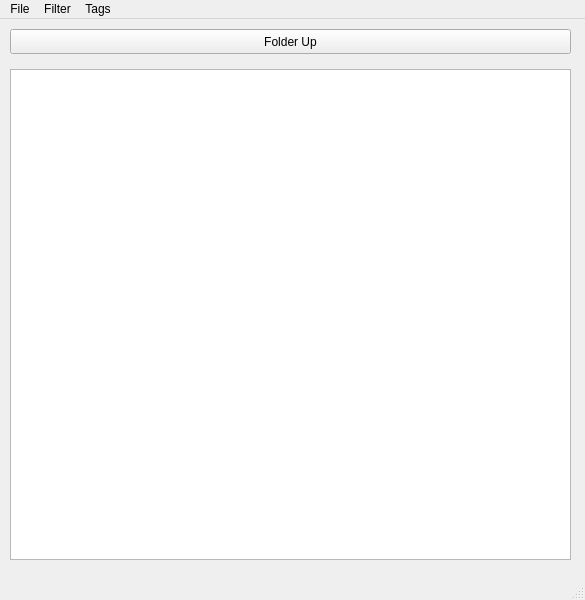
The window that ui/main-window.ui (geromt/ColorTagsFileExplorer) describes before a commit, drawn with Qt 5.
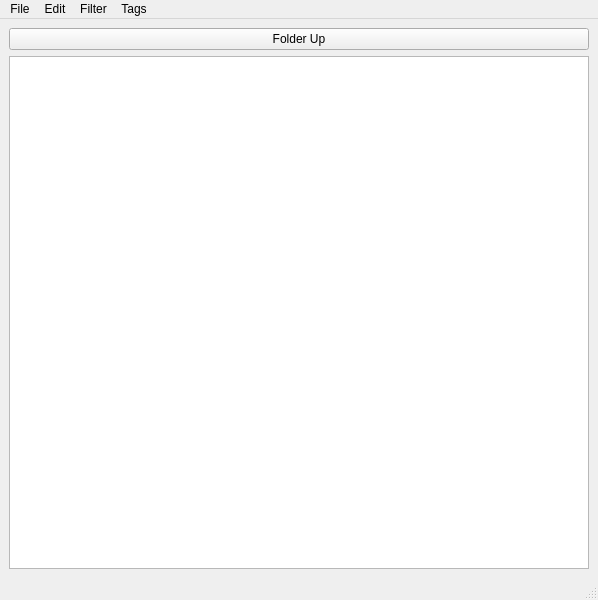
The same window after the commit. Icons and pictures are not drawn.

Commit message: feat: Connects prueba_wx.py with the code generated by main_window_ui

```diff
--- a/ui/main-window.ui
+++ b/ui/main-window.ui
@@ -6,7 +6,7 @@
    <rect>
     <x>0</x>
     <y>0</y>
-    <width>585</width>
+    <width>598</width>
     <height>600</height>
    </rect>
   </property>
@@ -14,42 +14,39 @@
    <string>MainWindow</string>
   </property>
   <widget class="QWidget" name="centralwidget">
-   <widget class="QPushButton" name="folderUpButton">
-    <property name="geometry">
-     <rect>
-      <x>10</x>
-      <y>10</y>
-      <width>561</width>
-      <height>25</height>
-     </rect>
-    </property>
-    <property name="text">
-     <string>Folder Up</string>
-    </property>
-    <property name="icon">
-     <iconset theme="go-up"/>
-    </property>
-    <property name="shortcut">
-     <string>PgUp</string>
-    </property>
-   </widget>
-   <widget class="QListView" name="listView">
-    <property name="geometry">
-     <rect>
-      <x>10</x>
-      <y>50</y>
-      <width>561</width>
-      <height>491</height>
-     </rect>
-    </property>
-   </widget>
+   <layout class="QGridLayout" name="gridLayout">
+    <item row="0" column="0">
+     <widget class="QPushButton" name="folderUpButton">
+      <property name="text">
+       <string>Folder Up</string>
+      </property>
+      <property name="icon">
+       <iconset theme="go-up">
+        <normaloff>.</normaloff>.</iconset>
+      </property>
+      <property name="shortcut">
+       <string>PgUp</string>
+      </property>
+     </widget>
+    </item>
+    <item row="1" column="0">
+     <widget class="QListView" name="listView">
+      <property name="sizePolicy">
+       <sizepolicy hsizetype="Expanding" vsizetype="Expanding">
+        <horstretch>0</horstretch>
+        <verstretch>0</verstretch>
+       </sizepolicy>
+      </property>
+     </widget>
+    </item>
+   </layout>
   </widget>
   <widget class="QMenuBar" name="menubar">
    <property name="geometry">
     <rect>
      <x>0</x>
      <y>0</y>
-     <width>585</width>
+     <width>598</width>
      <height>22</height>
     </rect>
    </property>
@@ -80,7 +77,18 @@
     <addaction name="actionAdd_new_tag"/>
     <addaction name="actionEdit_tag"/>
    </widget>
+   <widget class="QMenu" name="menuEdit">
+    <property name="title">
+     <string>Edit</string>
+    </property>
+    <addaction name="actionCut"/>
+    <addaction name="actionCopy"/>
+    <addaction name="actionPaste"/>
+    <addaction name="actionDelete"/>
+    <addaction name="actionSelect_All"/>
+   </widget>
    <addaction name="menuFile"/>
+   <addaction name="menuEdit"/>
    <addaction name="menuFilter"/>
    <addaction name="menuTags"/>
   </widget>
```
Left out of the diff: 72 changed lines with no effect on the pictures. The commit also changes 2 other files.
